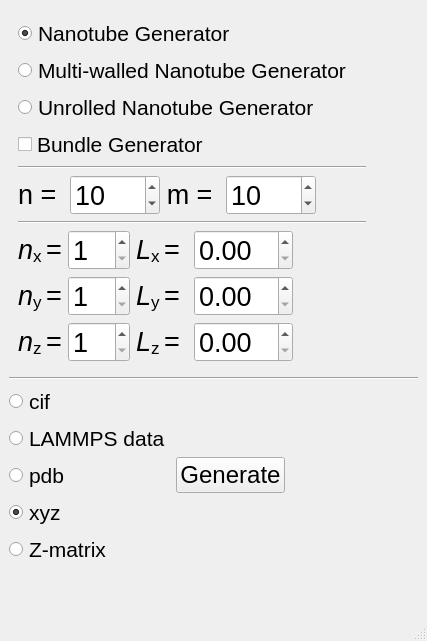
The window that sknano/nanogen_gui/nanogen.ui (scikit-nano/scikit-nano) describes before a commit, drawn with Qt 5.
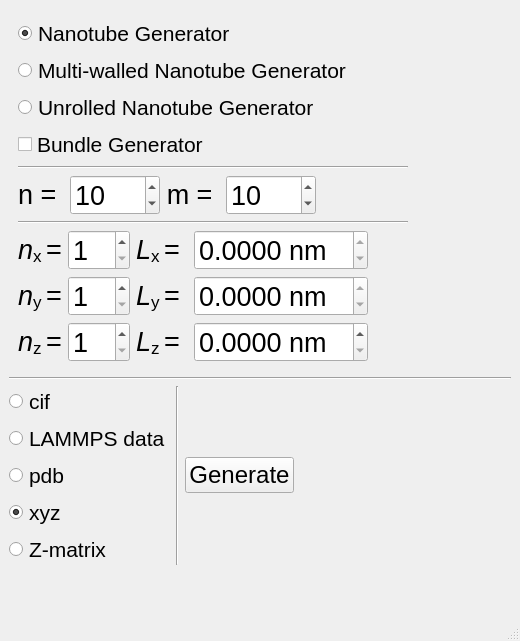
The same window after the commit.

The edit to the form file:
```diff
--- a/sknano/nanogen_gui/nanogen.ui
+++ b/sknano/nanogen_gui/nanogen.ui
@@ -6,7 +6,7 @@
    <rect>
     <x>0</x>
     <y>0</y>
-    <width>427</width>
+    <width>520</width>
     <height>641</height>
    </rect>
   </property>
@@ -24,9 +24,13 @@
     <item>
      <layout class="QVBoxLayout" name="verticalLayout_12">
       <item>
-       <layout class="QHBoxLayout" name="horizontalLayout_24">
-        <item>
          <widget class="QStackedWidget" name="stackedWidget">
+        <property name="minimumSize">
+         <size>
+          <width>500</width>
+          <height>0</height>
+         </size>
+        </property>
           <property name="font">
            <font>
             <family>Arial</family>
@@ -275,6 +279,15 @@
                           <pointsize>20</pointsize>
                          </font>
                         </property>
+                      <property name="readOnly">
+                       <bool>true</bool>
+                      </property>
+                      <property name="suffix">
+                       <string> nm</string>
+                      </property>
+                      <property name="decimals">
+                       <number>4</number>
+                      </property>
                        </widget>
                       </item>
                      </layout>
@@ -345,6 +358,15 @@
                           <pointsize>20</pointsize>
                          </font>
                         </property>
+                      <property name="readOnly">
+                       <bool>true</bool>
+                      </property>
+                      <property name="suffix">
+                       <string> nm</string>
+                      </property>
+                      <property name="decimals">
+                       <number>4</number>
+                      </property>
                        </widget>
                       </item>
                      </layout>
@@ -415,6 +437,12 @@
                           <pointsize>20</pointsize>
                          </font>
                         </property>
+                      <property name="suffix">
+                       <string> nm</string>
+                      </property>
+                      <property name="decimals">
+                       <number>4</number>
+                      </property>
                        </widget>
                       </item>
                      </layout>
@@ -440,10 +468,23 @@
               </item>
              </layout>
             </item>
+          <item>
+           <spacer name="horizontalSpacer_6">
+            <property name="orientation">
+             <enum>Qt::Horizontal</enum>
+            </property>
+            <property name="sizeHint" stdset="0">
+             <size>
+              <width>40</width>
+              <height>20</height>
+             </size>
+            </property>
+           </spacer>
+          </item>
            </layout>
           </widget>
           <widget class="QWidget" name="graphene_generators">
-           <layout class="QVBoxLayout" name="verticalLayout_10">
+         <layout class="QHBoxLayout" name="horizontalLayout_24">
             <item>
              <layout class="QVBoxLayout" name="verticalLayout_8">
               <item>
@@ -704,35 +745,35 @@
               </item>
              </layout>
             </item>
-           </layout>
-          </widget>
-         </widget>
-        </item>
         <item>
-         <spacer name="horizontalSpacer_6">
+           <spacer name="horizontalSpacer_7">
           <property name="orientation">
            <enum>Qt::Horizontal</enum>
           </property>
           <property name="sizeHint" stdset="0">
            <size>
-            <width>40</width>
+              <width>92</width>
             <height>20</height>
            </size>
           </property>
          </spacer>
         </item>
        </layout>
-      </item>
-      <item>
-       <widget class="Line" name="line_3">
-        <property name="orientation">
-         <enum>Qt::Horizontal</enum>
-        </property>
+        </widget>
        </widget>
       </item>
       <item>
        <layout class="QVBoxLayout" name="verticalLayout_11">
         <item>
+         <layout class="QVBoxLayout" name="verticalLayout_10">
+          <item>
+           <widget class="Line" name="line_3">
+            <property name="orientation">
+             <enum>Qt::Horizontal</enum>
+            </property>
+           </widget>
+          </item>
+          <item>
          <layout class="QHBoxLayout" name="horizontalLayout_23">
           <item>
            <layout class="QHBoxLayout" name="horizontalLayout_15">
@@ -832,6 +873,13 @@
               </item>
              </layout>
             </item>
+              <item>
+               <widget class="Line" name="line_7">
+                <property name="orientation">
+                 <enum>Qt::Vertical</enum>
+                </property>
+               </widget>
+              </item>
             <item>
              <widget class="QPushButton" name="generate_pushButton">
               <property name="font">
@@ -859,6 +907,8 @@
              </size>
             </property>
            </spacer>
+            </item>
+           </layout>
           </item>
          </layout>
         </item>
```
Lines whose indentation alone changed are shown as unchanged.
